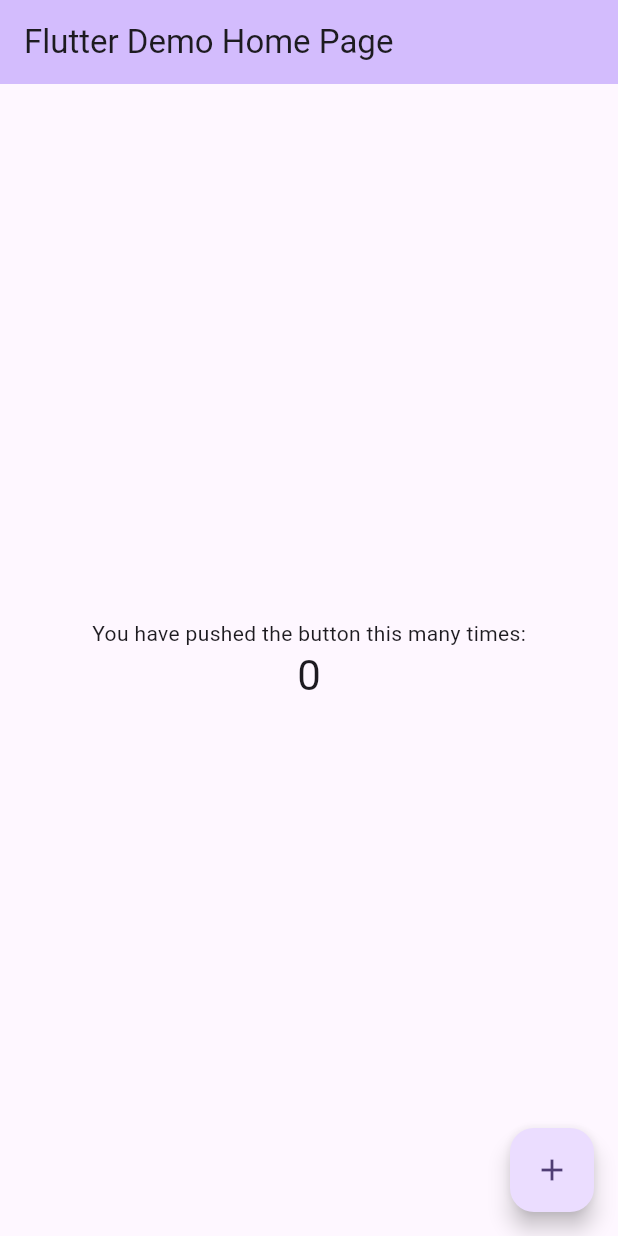
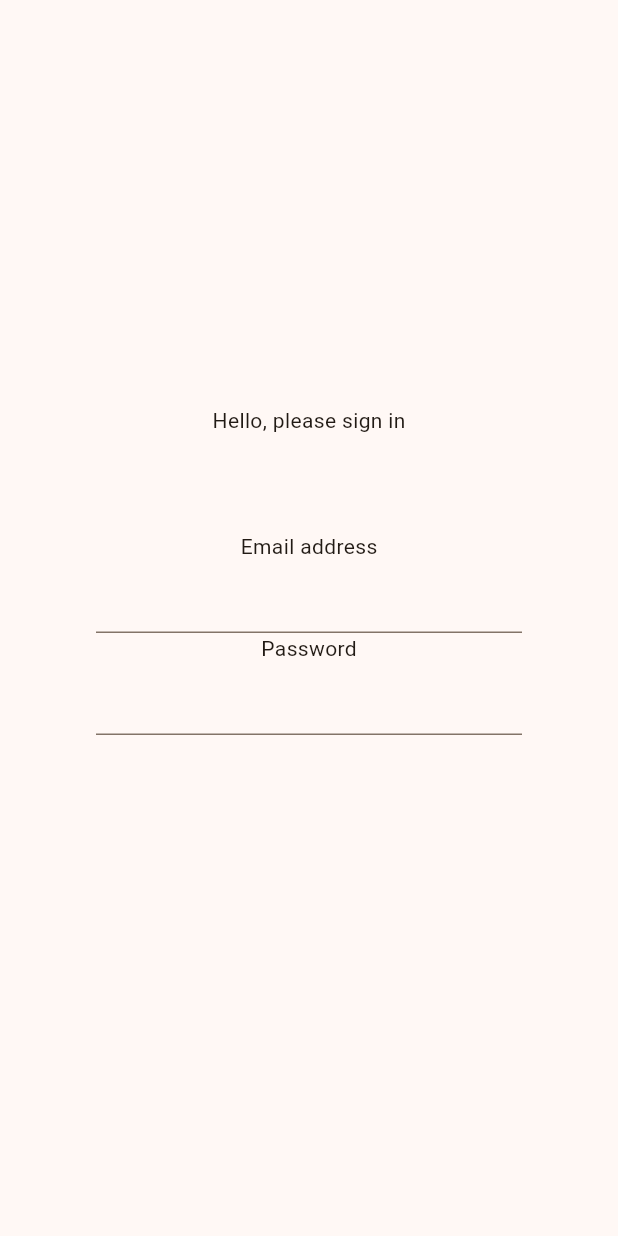
Before and after one commit to natebot13/dart_client_server_template, a Flutter app: the screen it shows after launch, on a phone screen of 412 x 824 dp. Run offline on Flutter 3.47's test engine with Material 3 defaults, Android fonts, the phone set to English and light mode, and no system bars; our stand-ins replace bloc, firebase_auth, firebase_core, flutter_bloc, get_it, injectable; missing offline and left inert: dart:js_interop, grpc; accounts and stored records are empty; generated files the repository leaves out were written again.

Commit message:
basic password auth flow

```diff
--- /dev/null
+++ b/app/lib/authentication.dart
@@ -0,0 +1,37 @@
+import 'package:firebase_auth/firebase_auth.dart' as f;
+import 'package:app/user.dart';
+
+class AuthService {
+  final f.FirebaseAuth _firebaseAuth = f.FirebaseAuth.instance;
+
+  Future<User?> signUpUser(
+    String email,
+    String password,
+  ) async {
+    try {
+      final f.UserCredential userCredential =
+          await _firebaseAuth.createUserWithEmailAndPassword(
+        email: email.trim(),
+        password: password.trim(),
+      );
+      final f.User? firebaseUser = userCredential.user;
+      if (firebaseUser != null) {
+        return User(
+          id: firebaseUser.uid,
+          email: firebaseUser.email,
+          displayName: firebaseUser.displayName,
+        );
+      }
+    } on f.FirebaseAuthException catch (e) {
+      print(e.toString());
+    }
+    return null;
+  }
+
+  Future<void> signOutUser() async {
+    final f.User? firebaseUser = _firebaseAuth.currentUser;
+    if (firebaseUser != null) {
+      await _firebaseAuth.signOut();
+    }
+  }
+}
--- /dev/null
+++ b/app/lib/bloc/auth_event.dart
@@ -0,0 +1,15 @@
+part of 'auth_bloc.dart';
+
+@immutable
+sealed class AuthEvent {
+  const AuthEvent();
+}
+
+class SignUpEvent extends AuthEvent {
+  final String email;
+  final String password;
+
+  const SignUpEvent(this.email, this.password);
+}
+
+class SignOutEvent extends AuthEvent {}
--- /dev/null
+++ b/app/lib/bloc/auth_state.dart
@@ -0,0 +1,24 @@
+part of 'auth_bloc.dart';
+
+@immutable
+sealed class AuthState {
+  const AuthState();
+}
+
+final class AuthInitial extends AuthState {
+  const AuthInitial();
+}
+
+final class AuthLoading extends AuthState {
+  const AuthLoading();
+}
+
+final class AuthSuccess extends AuthState {
+  final User user;
+  const AuthSuccess({required this.user});
+}
+
+final class AuthFailure extends AuthState {
+  final String errorMessage;
+  const AuthFailure({required this.errorMessage});
+}
--- a/app/lib/main.dart
+++ b/app/lib/main.dart
@@ -1,8 +1,9 @@
-import 'package:api/api.dart';
+import 'package:app/bloc/auth_bloc.dart';
 import 'package:flutter/foundation.dart';
 import 'package:flutter/material.dart';
 import 'package:firebase_core/firebase_core.dart';
 import 'package:firebase_auth/firebase_auth.dart';
+import 'package:flutter_bloc/flutter_bloc.dart';
 import 'package:injectable/injectable.dart';
 
 import 'src/injection.dart';
@@ -10,7 +11,6 @@ import 'firebase_options.dart';
 
 void main() async {
   configureInjection(kDebugMode ? Environment.dev : Environment.prod);
-  runApp(const MyApp());
   WidgetsFlutterBinding.ensureInitialized();
   await Firebase.initializeApp(
     options: DefaultFirebaseOptions.currentPlatform,
@@ -18,7 +18,7 @@ void main() async {
   if (kDebugMode) {
     await FirebaseAuth.instance.useAuthEmulator("192.168.86.195", 9099);
   }
-  // FirebaseAuth.instance.signInAnonymously();
+  runApp(const MyApp());
 }
 
 class MyApp extends StatelessWidget {
@@ -28,86 +28,100 @@ class MyApp extends StatelessWidget {
   @override
   Widget build(BuildContext context) {
     return MaterialApp(
-      title: 'Flutter Demo',
+      title: 'fWish',
       theme: ThemeData(
-        // This is the theme of your application.
-        //
-        // TRY THIS: Try running your application with "flutter run". You'll see
-        // the application has a blue toolbar. Then, without quitting the app,
-        // try changing the seedColor in the colorScheme below to Colors.green
-        // and then invoke "hot reload" (save your changes or press the "hot
-        // reload" button in a Flutter-supported IDE, or press "r" if you used
-        // the command line to start the app).
-        //
-        // Notice that the counter didn't reset back to zero; the application
-        // state is not lost during the reload. To reset the state, use hot
-        // restart instead.
-        //
-        // This works for code too, not just values: Most code changes can be
-        // tested with just a hot reload.
-        colorScheme: ColorScheme.fromSeed(seedColor: Colors.deepPurple),
+        colorScheme: ColorScheme.fromSeed(seedColor: Colors.orange),
         useMaterial3: true,
       ),
-      home: const MyHomePage(title: 'Flutter Demo Home Page'),
+      home: BlocProvider(
+        create: (context) => AuthBloc(),
+        child: const AuthFlow(),
+      ),
     );
   }
 }
 
-class MyHomePage extends StatefulWidget {
-  const MyHomePage({super.key, required this.title});
-
-  final String title;
-
-  @override
-  State<MyHomePage> createState() => _MyHomePageState();
-}
-
-class _MyHomePageState extends State<MyHomePage> {
-  int _counter = 0;
-  bool _loading = false;
-  late final IncrementServiceClient client;
-
-  @override
-  void initState() {
-    client = getIt<IncrementServiceClient>();
-    super.initState();
-  }
-
-  Future<void> _incrementCounter() async {
-    setState(() => _loading = true);
-    final response = await client.increment(IncrementRequest());
-    setState(() {
-      _counter = response.value;
-      _loading = false;
-    });
-  }
+class AuthFlow extends StatelessWidget {
+  const AuthFlow({super.key});
 
   @override
   Widget build(BuildContext context) {
     return Scaffold(
-      appBar: AppBar(
-        backgroundColor: Theme.of(context).colorScheme.inversePrimary,
-        title: Text(widget.title),
-      ),
-      body: Center(
-        child: Column(
-          mainAxisAlignment: MainAxisAlignment.center,
-          children: <Widget>[
-            const Text(
-              'You have pushed the button this many times:',
+      body: BlocConsumer<AuthBloc, AuthState>(
+        builder: (context, state) {
+          if (state is AuthLoading) {
+            return const Center(
+              child: CircularProgressIndicator(),
+            );
+          }
+
+          if (state is AuthSuccess) {
+            return const Center(child: Text("Welcome in"));
+          }
+
+          return const Center(
+            child: Column(
+              mainAxisSize: MainAxisSize.max,
+              mainAxisAlignment: MainAxisAlignment.center,
+              children: [
+                Text("Hello, please sign in"),
+                EmailAndPassword(),
+              ],
             ),
-            Text(
-              '$_counter',
-              style: Theme.of(context).textTheme.headlineMedium,
-            ),
-          ],
-        ),
-      ),
-      floatingActionButton: FloatingActionButton(
-        onPressed: _loading ? null : _incrementCounter,
-        tooltip: 'Increment',
-        child: const Icon(Icons.add),
+          );
+        },
+        listener: (context, state) {
+          if (state is AuthFailure) {
+            final snack = SnackBar(content: Text(state.errorMessage));
+            ScaffoldMessenger.of(context).showSnackBar(snack);
+          }
+        },
       ),
     );
   }
 }
+
+class EmailAndPassword extends StatefulWidget {
+  const EmailAndPassword({super.key});
+
+  @override
+  State<EmailAndPassword> createState() => _EmailAndPasswordState();
+}
+
+class _EmailAndPasswordState extends State<EmailAndPassword> {
+  final emailController = TextEditingController();
+  final passwordController = TextEditingController();
+
+  @override
+  Widget build(BuildContext context) {
+    return Padding(
+      padding: const EdgeInsets.all(64.0),
+      child: Column(
+        children: [
+          const Text("Email address"),
+          TextFormField(
+            controller: emailController,
+          ),
+          const Text("Password"),
+          TextFormField(
+            obscureText: true,
+            controller: passwordController,
+            onFieldSubmitted: (value) => _signUp(context),
+          )
+        ],
+      ),
+    );
+  }
+
+  void _signUp(BuildContext context) {
+    BlocProvider.of<AuthBloc>(context).add(SignUpEvent(
+        emailController.text.trim(), passwordController.text.trim()));
+  }
+
+  @override
+  void dispose() {
+    emailController.dispose();
+    passwordController.dispose();
+    super.dispose();
+  }
+}
--- /dev/null
+++ b/app/lib/user.dart
@@ -0,0 +1,10 @@
+class User {
+  final String? id;
+  final String? email;
+  final String? displayName;
+  User({
+    this.id,
+    this.email,
+    this.displayName,
+  });
+}
```
Also changed, not shown: app/lib/bloc/auth_bloc.dart (added, +41 -0 lines), app/pubspec.yaml (+7 -69 lines), app/pubspec.lock, 3 other files.
